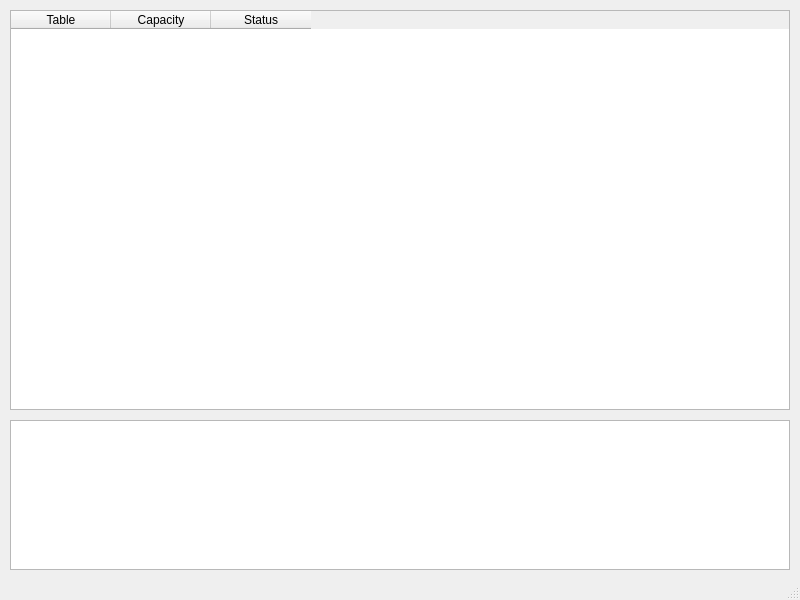
The window that src/View/mainwindow.ui (ddarryl/Projet-Prog_Con) describes before a commit, drawn with Qt 5.
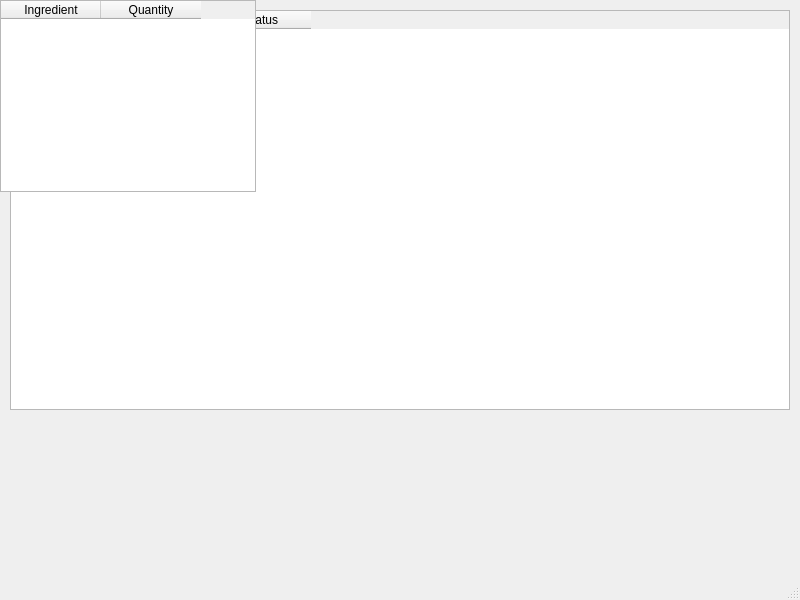
The same window after the commit.

What changed in the file:
```diff
--- a/src/View/mainwindow.ui
+++ b/src/View/mainwindow.ui
@@ -46,24 +46,11 @@
     </column>
    </widget>
    <widget class="QListWidget" name="orderListWidget">
-    <property name="geometry">
-     <rect>
-      <x>10</x>
-      <y>420</y>
-      <width>780</width>
-      <height>150</height>
-     </rect>
+    <property name="minimumHeight">
+     <number>150</number>
     </property>
    </widget>
    <widget class="QTableWidget" name="stockTableWidget">
-    <property name="geometry">
-     <rect>
-      <x>10</x>
-      <y>580</y>
-      <width>780</width>
-      <height>150</height>
-     </rect>
-    </property>
     <property name="columnCount">
      <number>2</number>
     </property>
```
Left out of the diff: 2 changed lines with no effect on the pictures.
